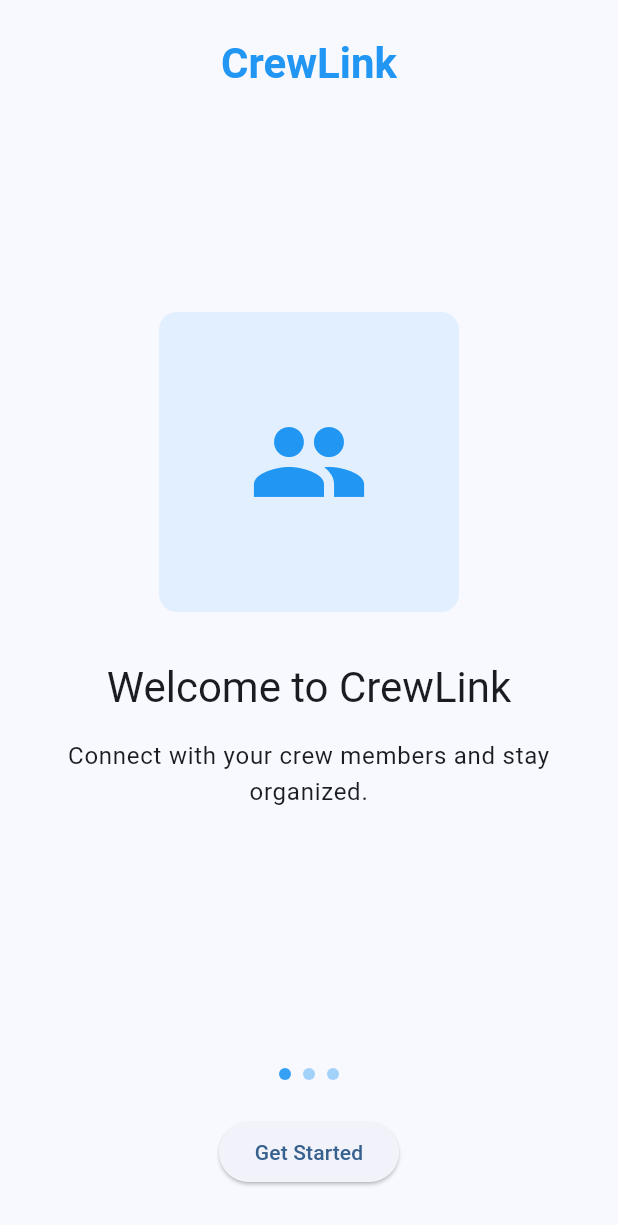
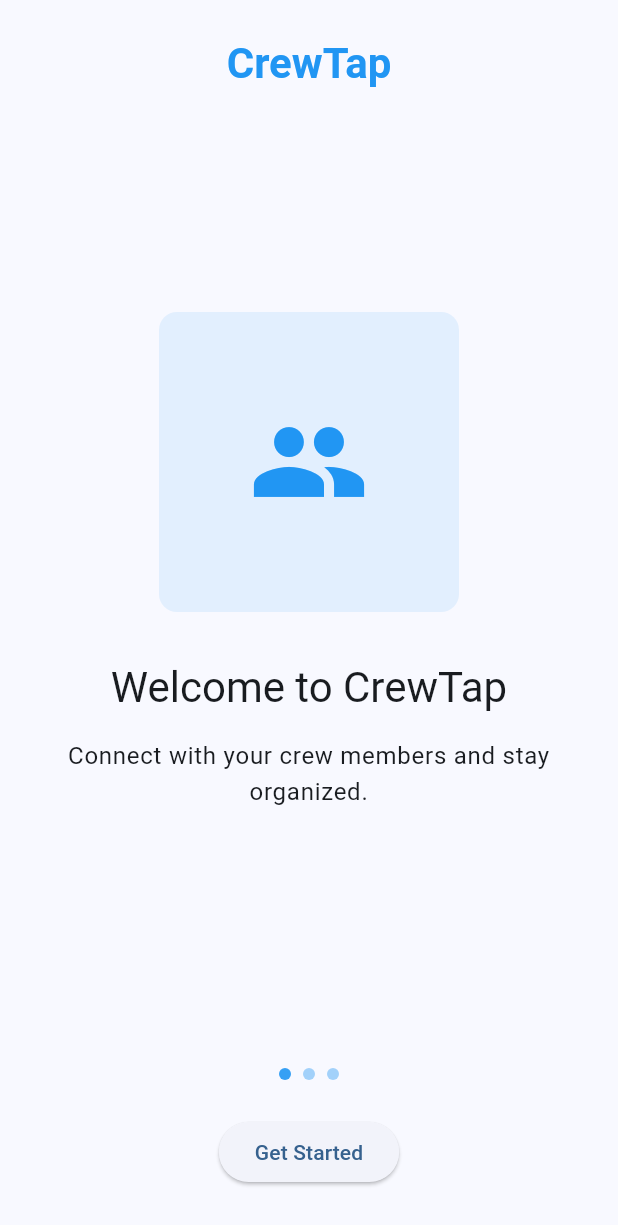
Before and after one commit to rowenmoreno/CrewTap, a Flutter app: the screen it shows after launch, on a phone screen of 412 x 824 dp. Shown: the top 1225 px of the screen. Run offline on Flutter 3.47's test engine with Material 3 defaults, Android fonts, the phone set to English and light mode, and no system bars; drawn by our look-alikes of carousel_slider; our stand-ins replace flutter_dotenv, image_picker, qr_flutter, share_plus, shared_preferences, supabase_flutter; missing offline and left inert: mobile_scanner, nfc_manager; accounts and stored records are empty.

Commit message:
refactor to CrewTap

```diff
--- a/lib/main.dart
+++ b/lib/main.dart
@@ -27,7 +27,7 @@ class MyApp extends StatelessWidget {
   Widget build(BuildContext context) {
     return MaterialApp(
       debugShowCheckedModeBanner: false,
-      title: 'CrewLink',
+      title: 'CrewTap',
       theme: ThemeData(
         colorScheme: ColorScheme.fromSeed(seedColor: Colors.blue),
         useMaterial3: true,
--- a/lib/screens/auth/auth_screen.dart
+++ b/lib/screens/auth/auth_screen.dart
@@ -135,7 +135,7 @@ class _AuthScreenState extends State<AuthScreen> {
               children: [
                 const SizedBox(height: 48),
                 Text(
-                  'CrewLink',
+                  'CrewTap',
                   style: Theme.of(context).textTheme.headlineLarge?.copyWith(
                     color: Colors.blue,
                     fontWeight: FontWeight.bold,
--- a/lib/screens/connect/tabs/my_qr_tab.dart
+++ b/lib/screens/connect/tabs/my_qr_tab.dart
@@ -52,7 +52,7 @@ class _MyQRTabState extends State<MyQRTab> {
       final groupName = _generateGroupName();
       setState(() {
         _groupName = groupName;
-        _qrData = 'crewlink://join/group/$groupName/${widget.userId}/${widget.displayName}/${widget.position}';
+        _qrData = 'crewtap://join/group/$groupName/${widget.userId}/${widget.displayName}/${widget.position}';
         _isLoading = false;
       });
     } catch (e) {
@@ -82,7 +82,7 @@ class _MyQRTabState extends State<MyQRTab> {
         await file.writeAsBytes(byteData.buffer.asUint8List());
         await Share.shareXFiles(
           [XFile(file.path)],
-          text: 'Join my CrewLink group: $_groupName',
+          text: 'Join my CrewTap group: $_groupName',
         );
         await file.delete();
       }
@@ -115,7 +115,7 @@ class _MyQRTabState extends State<MyQRTab> {
         await file.writeAsBytes(byteData.buffer.asUint8List());
         await Share.shareXFiles(
           [XFile(file.path)],
-          text: 'Join my CrewLink group: $_groupName',
+          text: 'Join my CrewTap group: $_groupName',
         );
         await file.delete();
       }
--- a/lib/screens/connect/tabs/scan_tab.dart
+++ b/lib/screens/connect/tabs/scan_tab.dart
@@ -105,7 +105,7 @@
         debugPrint('Processing barcode: ${barcode.rawValue}');
         final uri = Uri.parse(barcode.rawValue!);
 
-        if (uri.scheme != 'crewlink') {
+        if (uri.scheme != 'crewtap') {
           debugPrint('Error: Invalid QR code format');
           ScaffoldMessenger.of(context).showSnackBar(
             const SnackBar(
--- a/lib/screens/connect/tabs/tap_tab.dart
+++ b/lib/screens/connect/tabs/tap_tab.dart
@@ -83,7 +83,7 @@ class _TapTabState extends State<TapTab> {
             }
 
             final payload = String.fromCharCodes(record.payload);
-            if (!payload.startsWith('crewlink://join/group/')) {
+            if (!payload.startsWith('crewtap://join/group/')) {
               _showMessage('Invalid NDEF record format');
               return;
             }
@@ -407,7 +407,7 @@ class _TapTabState extends State<TapTab> {
             ),
             const SizedBox(height: 24),
             const Text(
-              'NFC active. Hold your phone near another\nCrewLink device to connect.',
+              'NFC active. Hold your phone near another\nCrewTap device to connect.',
               textAlign: TextAlign.center,
               style: TextStyle(
                 color: Colors.grey,
--- a/lib/screens/onboarding/onboarding_screen.dart
+++ b/lib/screens/onboarding/onboarding_screen.dart
@@ -61,7 +61,7 @@ class _OnboardingScreenState extends State<OnboardingScreen> {
             Padding(
               padding: const EdgeInsets.only(top: 24.0),
               child: Text(
-                'CrewLink',
+                'CrewTap',
                 style: Theme.of(context).textTheme.headlineMedium?.copyWith(
                   color: Colors.blue,
                   fontWeight: FontWeight.bold,
--- a/lib/screens/onboarding/widgets/onboarding_carousel.dart
+++ b/lib/screens/onboarding/widgets/onboarding_carousel.dart
@@ -16,7 +16,7 @@ class OnboardingCarousel extends StatefulWidget {
 class _OnboardingCarouselState extends State<OnboardingCarousel> {
   final List<OnboardingSlide> _slides = [
     OnboardingSlide(
-      title: 'Welcome to CrewLink',
+      title: 'Welcome to CrewTap',
       description: 'Connect with your crew members and stay organized.',
       // image: 'assets/images/onboarding1.png',
     ),
--- a/pubspec.yaml
+++ b/pubspec.yaml
@@ -1,4 +1,4 @@
-name: crewlink
+name: crewtap
 description: "A new Flutter project."
 # The following line prevents the package from being accidentally published to
 # pub.dev using `flutter pub publish`. This is preferred for private packages.
```
Also changed, not shown: pubspec.lock, 8 other files.
